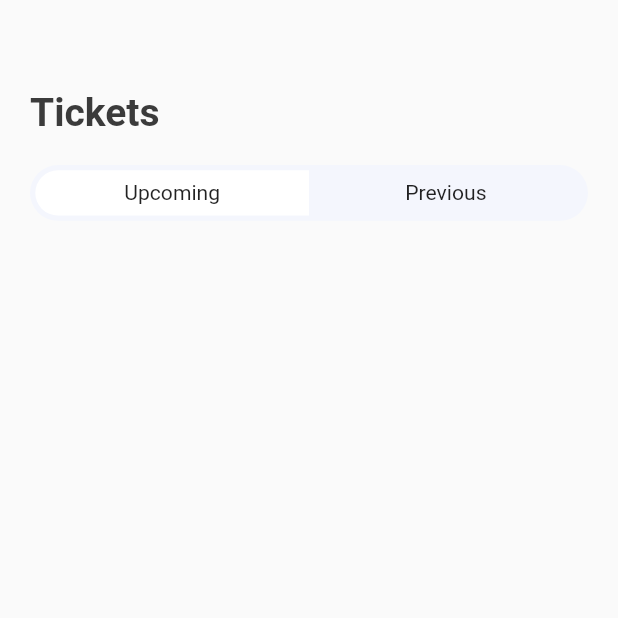
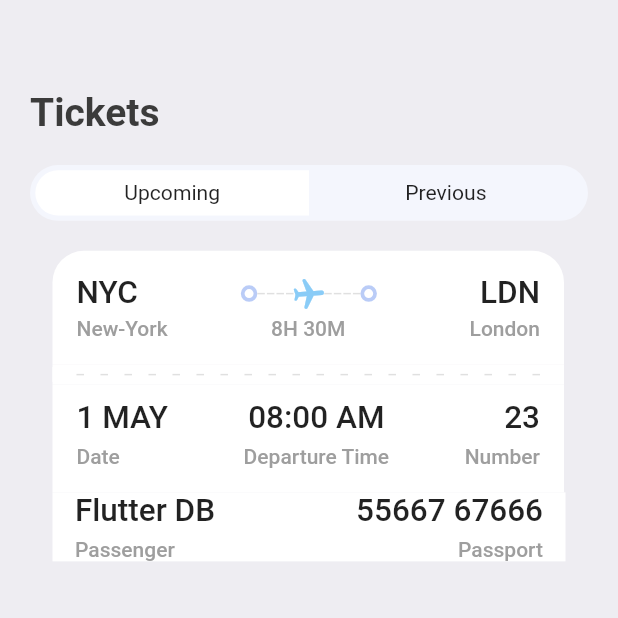
Before and after one commit to theclassical-dev/flutter-ticketTest, a Flutter app: the TicketScreen screen opened directly, on a phone screen of 412 x 824 dp, the top half of it. Run offline on Flutter 3.47's test engine with Material 2 defaults, Android fonts, the phone set to English and light mode, and no system bars; our stand-ins replace fluentui_icons, gap, get.

Commit message:
ticketscree updated with the second and thrid row + updates

```diff
--- a/lib/screens/tick_view.dart
+++ b/lib/screens/tick_view.dart
@@ -1,20 +1,22 @@
 import 'package:flutter/cupertino.dart';
 import 'package:flutter/material.dart';
 import 'package:gap/gap.dart';
+import 'package:get/get.dart';
 import 'package:ticktest/utils/app_layout.dart';
 import 'package:ticktest/utils/app_styles.dart';
 import 'package:ticktest/widgets/thick_container.dart';
 
 class TickView extends StatelessWidget {
   final Map<String, dynamic> ticket;
-  const TickView({Key? key, required this.ticket}) : super(key: key);
+  final bool? isColor;
+  const TickView({Key? key, required this.ticket, this.isColor}) : super(key: key);
 
   @override
   Widget build(BuildContext context) {
     final size = AppLayout.getSize(context);
     return SizedBox(
       width: size.width * 0.8,
-      height: AppLayout.getHeight(200),
+      height: AppLayout.getHeight(GetPlatform.isAndroid==true?161:169),
       child: Container(
         margin: EdgeInsets.only(right: AppLayout.getHeight(16)),
         child: Column(
@@ -25,7 +27,7 @@ class TickView extends StatelessWidget {
             * */
             Container(
               decoration: BoxDecoration(
-                  color: Color(0xFF526799),
+                  color: isColor == null ? Color(0xFF526799):Colors.white,
                   borderRadius: BorderRadius.only(
                       topLeft: Radius.circular(AppLayout.getHeight(21)),
                       topRight: Radius.circular(AppLayout.getHeight(21)))),
@@ -36,12 +38,12 @@ class TickView extends StatelessWidget {
                   Row(
                     children: [
                       Text(ticket['from']['code'],
-                          style: Styles.headLineStyle3
-                              .copyWith(color: Colors.white)),
+                          style: isColor==null? Styles.headLineStyle3.copyWith(color: Colors.white): Styles.headLineStyle3
+                      ),
                       // const Spacer(),
                       Expanded(child: Container()),
                       //the small cricle
-                      ThickContainer(),
+                      ThickContainer(isColor:true),
                       Expanded(
                           child: Stack(
                         children: [
@@ -65,7 +67,7 @@ class TickView extends StatelessWidget {
                                             height: AppLayout.getHeight(1),
                                             child: DecoratedBox(
                                               decoration: BoxDecoration(
-                                                  color: Colors.white),
+                                                  color: isColor==null ? Colors.white :Colors.grey.shade300),
                                             ),
                                           )),
                                 );
@@ -77,16 +79,15 @@ class TickView extends StatelessWidget {
                                   angle: 1.5,
                                   child: Icon(
                                     Icons.local_airport_rounded,
-                                    color: Colors.white,
+                                    color: isColor==null ? Colors.white :const Color(0xFF8ACCF7),
                                   ))),
                         ],
                       )),
-
-                      ThickContainer(),
+                      ThickContainer(isColor:true),
                       Expanded(child: Container()),
                       Text(ticket['to']['code'],
-                          style: Styles.headLineStyle3
-                              .copyWith(color: Colors.white)),
+                          style: isColor==null ? Styles.headLineStyle3
+                              .copyWith(color: Colors.white): Styles.headLineStyle3),
                     ],
                   ),
                   const Gap(3),
@@ -98,22 +99,22 @@ class TickView extends StatelessWidget {
                         width: AppLayout.getWidth(100),
                         child: Text(
                           ticket['from']['name'],
-                          style: Styles.headLineStyle4
-                              .copyWith(color: Colors.white),
+                          style: isColor==null ? Styles.headLineStyle4
+                              .copyWith(color: Colors.white) : Styles.headLineStyle4,
                         ),
                       ),
                       Text(
                         ticket['flying_time'],
                         style:
-                            Styles.headLineStyle4.copyWith(color: Colors.white),
+                           isColor==null ? Styles.headLineStyle4.copyWith(color: Colors.white): Styles.headLineStyle4,
                       ),
                       SizedBox(
                         width: AppLayout.getWidth(100),
                         child: Text(
                           ticket['to']['name'],
                           textAlign: TextAlign.end,
-                          style: Styles.headLineStyle4
-                              .copyWith(color: Colors.white),
+                          style: isColor==null ? Styles.headLineStyle4
+                              .copyWith(color: Colors.white): Styles.headLineStyle4,
                         ),
                       ),
                     ],
@@ -125,7 +126,7 @@ class TickView extends StatelessWidget {
             *showing the orange part of the card
             * */
             Container(
-              color: Styles.orangeColor, //const Color(0xFFF37B67),
+              color: isColor==null ? Styles.orangeColor :Colors.white, //const Color(0xFFF37B67),
               child: Row(
                 children: [
                   SizedBox(
@@ -143,7 +144,7 @@ class TickView extends StatelessWidget {
                   ),
                   Expanded(
                       child: Padding(
-                    padding: const EdgeInsets.all(12.0),
+                    padding: const EdgeInsets.all(6.0),
                     child: LayoutBuilder(
                       builder:
                           (BuildContext context, BoxConstraints constraints) {
@@ -158,7 +159,9 @@ class TickView extends StatelessWidget {
                                     height: AppLayout.getHeight(1),
                                     child: DecoratedBox(
                                       decoration:
-                                          BoxDecoration(color: Colors.white),
+                                          BoxDecoration(
+                                              color: isColor==null ?  Colors.white : Colors.grey.shade300
+                                          ),
                                     ),
                                   )),
                         );
@@ -184,10 +187,10 @@ class TickView extends StatelessWidget {
             * */
             Container(
               decoration: BoxDecoration(
-                  color: Styles.orangeColor,
+                  color: isColor==null ? Styles.orangeColor : Colors.white,
                   borderRadius: BorderRadius.only(
-                      bottomLeft: Radius.circular(AppLayout.getHeight(21)),
-                      bottomRight: Radius.circular(AppLayout.getHeight(21)))),
+                      bottomLeft: Radius.circular(AppLayout.getHeight(isColor==null ? 21 : 0)),
+                      bottomRight: Radius.circular(AppLayout.getHeight(isColor==null ? 21 : 0)))),
               padding: const EdgeInsets.only(
                   left: 16, top: 10, right: 16, bottom: 16),
               child: Column(
@@ -201,14 +204,14 @@ class TickView extends StatelessWidget {
                         children: [
                           Text(
                             ticket['date'],
-                            style: Styles.headLineStyle3
-                                .copyWith(color: Colors.white),
+                            style: isColor==null ?  Styles.headLineStyle3
+                                .copyWith(color: Colors.white) : Styles.headLineStyle3,
                           ),
                           const Gap(5),
                           Text(
                             "Date",
-                            style: Styles.headLineStyle4
-                                .copyWith(color: Colors.white),
+                            style: isColor==null ?  Styles.headLineStyle4
+                                .copyWith(color: Colors.white) : Styles.headLineStyle4,
                           )
                         ],
                       ),
@@ -218,14 +221,14 @@ class TickView extends StatelessWidget {
                         children: [
                           Text(
                             ticket['departure_time'],
-                            style: Styles.headLineStyle3
-                                .copyWith(color: Colors.white),
+                            style: isColor==null ?  Styles.headLineStyle3
+                                .copyWith(color: Colors.white) : Styles.headLineStyle3,
                           ),
                           const Gap(5),
                           Text(
                             "Departure Time",
-                            style: Styles.headLineStyle4
-                                .copyWith(color: Colors.white),
+                            style: isColor==null ?  Styles.headLineStyle4
+                                .copyWith(color: Colors.white) : Styles.headLineStyle4,
                           )
                         ],
                       ),
@@ -235,14 +238,14 @@ class TickView extends StatelessWidget {
                         children: [
                           Text(
                             ticket['number'].toString(),
-                            style: Styles.headLineStyle3
-                                .copyWith(color: Colors.white),
+                            style: isColor==null ?  Styles.headLineStyle3
+                                .copyWith(color: Colors.white) : Styles.headLineStyle3,
                           ),
                           const Gap(5),
                           Text(
                             "Number",
-                            style: Styles.headLineStyle4
-                                .copyWith(color: Colors.white),
+                            style: isColor==null ?  Styles.headLineStyle4
+                                .copyWith(color: Colors.white) : Styles.headLineStyle4,
                           )
                         ],
                       )
--- a/lib/screens/ticket_screen.dart
+++ b/lib/screens/ticket_screen.dart
@@ -1,8 +1,11 @@
 import 'package:flutter/cupertino.dart';
 import 'package:flutter/material.dart';
 import 'package:gap/gap.dart';
+import 'package:ticktest/screens/tick_view.dart';
+import 'package:ticktest/utils/app_info_list.dart';
 import 'package:ticktest/utils/app_layout.dart';
 import 'package:ticktest/utils/app_styles.dart';
+import 'package:ticktest/widgets/column_layout.dart';
 import 'package:ticktest/widgets/tickets_tabs.dart';
 
 class TicketScreen extends StatelessWidget {
@@ -12,6 +15,7 @@ class TicketScreen extends StatelessWidget {
   Widget build(BuildContext context) {
     final size = AppLayout.getSize(context);
     return Scaffold(
+      backgroundColor: Styles.bgColor,
       body: Stack(
         children: [
           ListView(
@@ -20,7 +24,30 @@ class TicketScreen extends StatelessWidget {
               Gap(AppLayout.getHeight(40)),
               Text("Tickets", style: Styles.headLineStyle,),
               Gap(AppLayout.getHeight(20)),
-              AppTicketTabs(firstTab: "Upcoming", secondTab: "Previous"),
+              const AppTicketTabs(firstTab: "Upcoming", secondTab: "Previous"),
+              /*last column*/
+              Gap(AppLayout.getHeight(20)),
+              Container(
+                padding: EdgeInsets.only(left: AppLayout.getHeight(15)),
+                child: TickView(ticket: ticketList[0], isColor: true,),
+              ),
+              Container(
+                color: Colors.white,
+                padding: EdgeInsets.symmetric(horizontal: AppLayout.getHeight(15)),
+                margin: EdgeInsets.symmetric(horizontal: AppLayout.getHeight(15)),
+                child: Column(
+                  children: [
+                    Row(
+                      mainAxisAlignment: MainAxisAlignment.spaceBetween,
+                      children: const [
+                        AppColumnLayout(firstText: "Flutter DB", secondText: "Passenger", alignment: CrossAxisAlignment.start,),
+                        AppColumnLayout(firstText: "55667 67666", secondText: "Passport", alignment: CrossAxisAlignment.end,)
+
+                      ],
+                    )
+                    ],
+                ),
+              )
             ],
           )
         ],
--- a/lib/utils/app_styles.dart
+++ b/lib/utils/app_styles.dart
@@ -10,7 +10,7 @@ class Styles{
   static TextStyle textStyle = TextStyle(fontSize: 16, color: textColor, fontWeight: FontWeight.w500);
   static TextStyle headLineStyle = TextStyle(fontSize: 26, color: textColor, fontWeight: FontWeight.bold);
   static TextStyle headLineStyle2 = TextStyle(fontSize: 17, color: textColor, fontWeight: FontWeight.bold);
-  static TextStyle headLineStyle3 = TextStyle(fontSize: 21, color: Colors.grey.shade500, fontWeight: FontWeight.w500);
+  static TextStyle headLineStyle3 = TextStyle(fontSize: 21, fontWeight: FontWeight.w500);
   static TextStyle headLineStyle4 = TextStyle(fontSize: 14, color: Colors.grey.shade500, fontWeight: FontWeight.w500);
 
 
--- /dev/null
+++ b/lib/widgets/column_layout.dart
@@ -0,0 +1,24 @@
+import 'package:flutter/cupertino.dart';
+import 'package:gap/gap.dart';
+
+import '../utils/app_layout.dart';
+import '../utils/app_styles.dart';
+
+class AppColumnLayout extends StatelessWidget {
+  final CrossAxisAlignment alignment;
+  final String firstText ;
+  final String secondText;
+  const AppColumnLayout({Key? key, required this.firstText, required this.secondText, required this.alignment}) : super(key: key);
+
+  @override
+  Widget build(BuildContext context) {
+    return Column(
+      crossAxisAlignment: alignment,
+      children: [
+        Text(firstText, style: Styles.headLineStyle3,),
+        Gap(AppLayout.getHeight(5)),
+        Text(secondText, style: Styles.headLineStyle4,),
+      ],
+    );
+  }
+}
--- a/lib/widgets/thick_container.dart
+++ b/lib/widgets/thick_container.dart
@@ -2,7 +2,8 @@ import 'package:flutter/cupertino.dart';
 import 'package:flutter/material.dart';
 
 class ThickContainer extends StatelessWidget {
-  const ThickContainer({Key? key}) : super(key: key);
+  final bool? isColor;
+  const ThickContainer({Key? key, this.isColor}) : super(key: key);
 
   @override
   Widget build(BuildContext context) {
@@ -10,7 +11,7 @@ class ThickContainer extends StatelessWidget {
       padding: const EdgeInsets.all(3.0),
       decoration: BoxDecoration(
         borderRadius: BorderRadius.circular(20),
-        border: Border.all(width: 2.5, color: Colors.white)
+        border: Border.all(width: 2.5, color: isColor==null ? Colors.white : Color(0xFFBACCF7))
       ),
     );
   }
```
